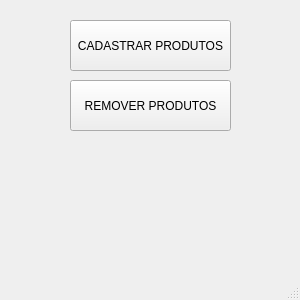
Qt form Estoque/mainwindow.ui (grochavieira/ControleDeEstoque) before a commit.
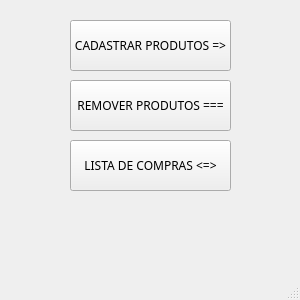
The same form after that commit.

The edit to the form file:
```diff
--- a/Estoque/mainwindow.ui
+++ b/Estoque/mainwindow.ui
@@ -37,11 +37,11 @@
     </property>
     <property name="font">
      <font>
-      <family>Segoe UI</family>
+      <family>Fira Code</family>
      </font>
     </property>
     <property name="text">
-     <string>CADASTRAR PRODUTOS</string>
+     <string>CADASTRAR PRODUTOS =&gt;</string>
     </property>
    </widget>
    <widget class="QPushButton" name="btnRemoverProdutosTela">
@@ -55,11 +55,29 @@
     </property>
     <property name="font">
      <font>
-      <family>Segoe UI</family>
+      <family>Fira Code</family>
      </font>
     </property>
     <property name="text">
-     <string>REMOVER PRODUTOS</string>
+     <string>REMOVER PRODUTOS ===</string>
+    </property>
+   </widget>
+   <widget class="QPushButton" name="btnListaDeComprasTela">
+    <property name="geometry">
+     <rect>
+      <x>70</x>
+      <y>140</y>
+      <width>161</width>
+      <height>51</height>
+     </rect>
+    </property>
+    <property name="font">
+     <font>
+      <family>Fira Code</family>
+     </font>
+    </property>
+    <property name="text">
+     <string>LISTA DE COMPRAS &lt;=&gt;</string>
     </property>
    </widget>
   </widget>
```
Left out of the diff: 2 changed lines with no effect on the pictures.
